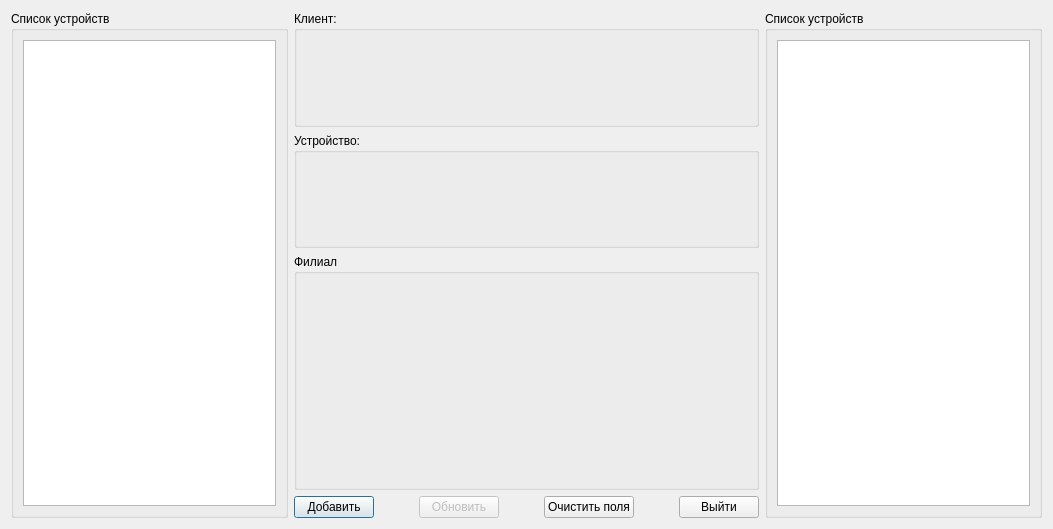
eboladev/XPPC, file receiptmanager.ui: the form before one commit.
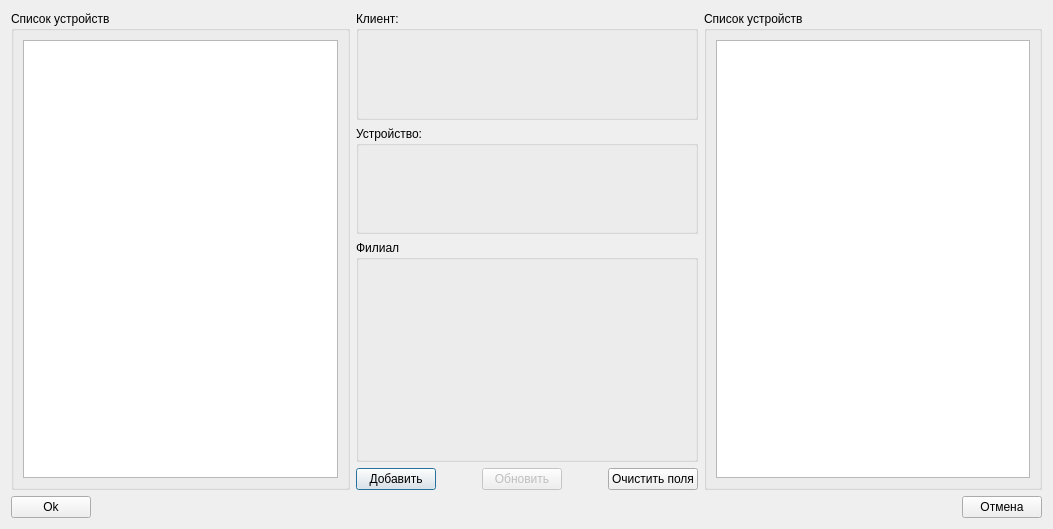
The form after the commit. Custom widgets are drawn as their Qt base class.

```diff
--- a/receiptmanager.ui
+++ b/receiptmanager.ui
@@ -155,26 +155,6 @@
            </property>
           </widget>
          </item>
-         <item>
-          <spacer name="horizontalSpacer_2">
-           <property name="orientation">
-            <enum>Qt::Horizontal</enum>
-           </property>
-           <property name="sizeHint" stdset="0">
-            <size>
-             <width>40</width>
-             <height>20</height>
-            </size>
-           </property>
-          </spacer>
-         </item>
-         <item>
-          <widget class="QPushButton" name="pushButtonClose">
-           <property name="text">
-            <string>Выйти</string>
-           </property>
-          </widget>
-         </item>
         </layout>
        </item>
       </layout>
@@ -193,6 +173,37 @@
      </item>
     </layout>
    </item>
+   <item row="1" column="0">
+    <layout class="QHBoxLayout" name="horizontalLayout_3">
+     <item>
+      <widget class="QPushButton" name="pushButtonOk">
+       <property name="text">
+        <string>Ok</string>
+       </property>
+      </widget>
+     </item>
+     <item>
+      <spacer name="horizontalSpacer_4">
+       <property name="orientation">
+        <enum>Qt::Horizontal</enum>
+       </property>
+       <property name="sizeHint" stdset="0">
+        <size>
+         <width>40</width>
+         <height>20</height>
+        </size>
+       </property>
+      </spacer>
+     </item>
+     <item>
+      <widget class="QPushButton" name="pushButtonCancel">
+       <property name="text">
+        <string>Отмена</string>
+       </property>
+      </widget>
+     </item>
+    </layout>
+   </item>
   </layout>
  </widget>
  <customwidgets>
```
